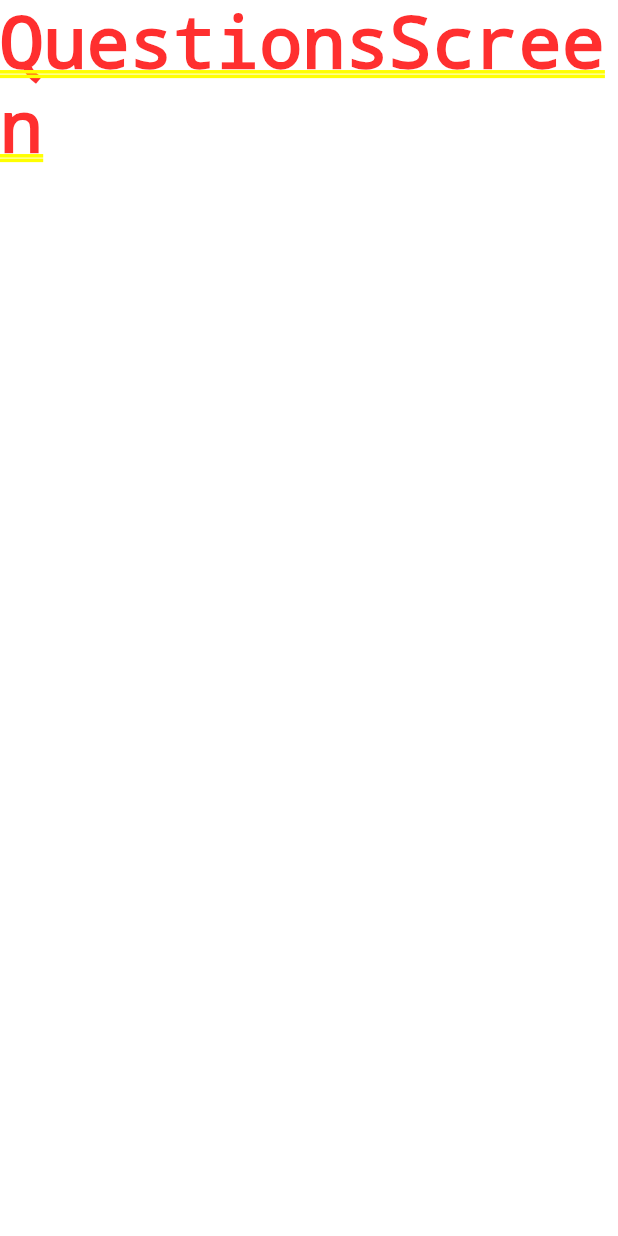
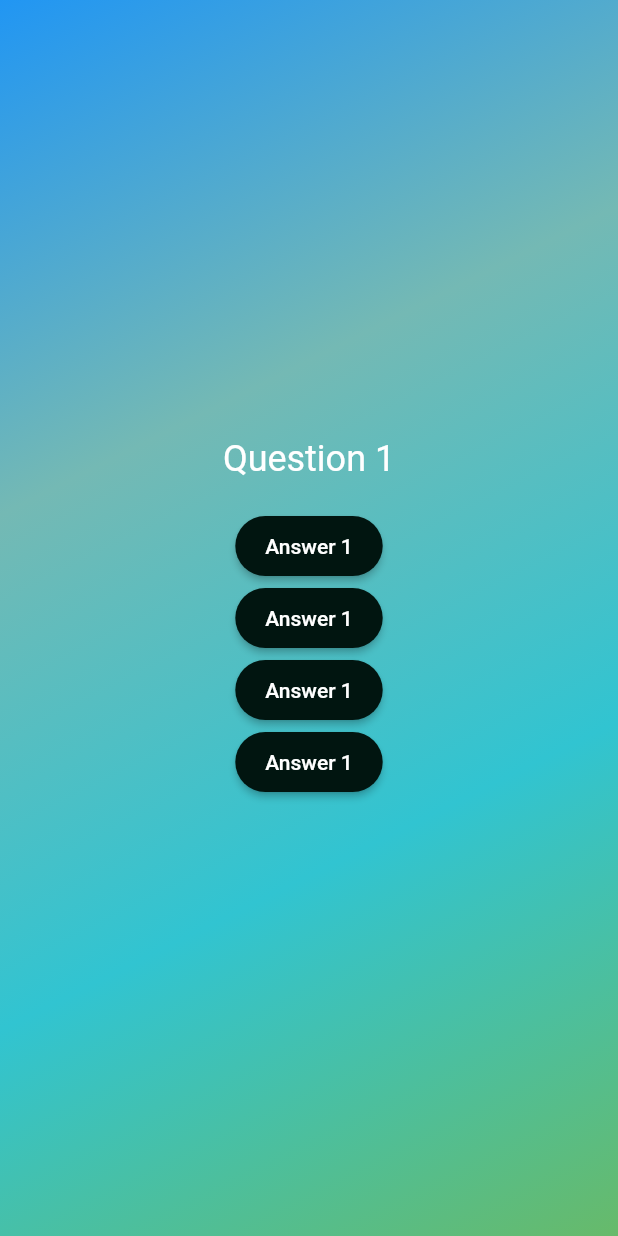
Before and after one commit to Blockchain-Research-Lab-Trainees/quiz-app-brl, a Flutter app: the screen it shows after launch, after a tap on an icon or button, on a phone screen of 412 x 824 dp. Run offline on Flutter 3.47's test engine with Material 2 defaults, Android fonts, the phone set to English and light mode, and no system bars.

Commit message:
question screen is in work

```diff
--- a/lib/game_screen.dart
+++ b/lib/game_screen.dart
@@ -12,6 +12,88 @@ class Questions extends StatefulWidget {
 class _QuestionsState extends State<Questions> {
   @override
   Widget build(context) {
-    return const Text('QuestionsScreen');
+    return Scaffold(
+
+      body: Center(
+
+        child: DecoratedBox(
+          decoration: const BoxDecoration(
+            gradient: LinearGradient(
+              colors: [
+                Colors.blue,
+                Color.fromARGB(255, 116, 185, 180),
+                Color.fromARGB(255, 49, 196, 209),
+                Color.fromARGB(255, 103, 186, 106),
+              ],
+              begin: Alignment.topLeft,
+              end: Alignment.bottomRight,
+            ),
+          ),
+          child: SizedBox(
+
+              width: double.infinity,
+              child: Column(
+          mainAxisAlignment: MainAxisAlignment.center,
+          children: [
+             const Text('Question 1' , style: TextStyle(fontSize: 24 , color: Colors.white),),
+             const SizedBox(height: 20),
+             Answer(answertext: 'Answer 1' , onTap: (){},),
+             Answer(answertext: 'Answer 1' , onTap: (){},),
+             Answer(answertext: 'Answer 1' , onTap: (){},),
+             Answer(answertext: 'Answer 1' , onTap: (){},),
+          ],
+
+              ),
+            ),
+        )
+      )
+      );
   }
 }
+
+
+//     return  SizedBox(
+//       width: double.infinity,
+//       child: Column(
+//         mainAxisAlignment: MainAxisAlignment.center,
+//         children: [
+//            const Text('Question 1' , style: TextStyle(fontSize: 24 , color: Colors.white),),
+//            const SizedBox(height: 20),
+//            Answer(answertext: 'Answer 1' , onTap: (){},),
+//            Answer(answertext: 'Answer 1' , onTap: (){},),
+//            Answer(answertext: 'Answer 1' , onTap: (){},),
+//            Answer(answertext: 'Answer 1' , onTap: (){},),
+//         ],
+
+//       ),
+//     );
+//   }
+// }
+
+class Answer extends StatelessWidget {
+  const Answer({
+    super.key, required this.answertext, required this.onTap,
+  });
+
+  final String answertext ;
+  final void Function() onTap ;
+
+  @override
+  Widget build(BuildContext context) {
+    return ElevatedButton(
+      onPressed: onTap,
+      style: ElevatedButton.styleFrom(
+
+
+        foregroundColor: Colors.white, backgroundColor: Color.fromARGB(255, 1, 21, 16),
+        padding: const EdgeInsets.symmetric(
+          horizontal: 20,
+          vertical: 12,
+        ),
+        shape: const StadiumBorder(),
+
+      ),
+      child: Text(answertext),
+    );
+  }
+}
```
